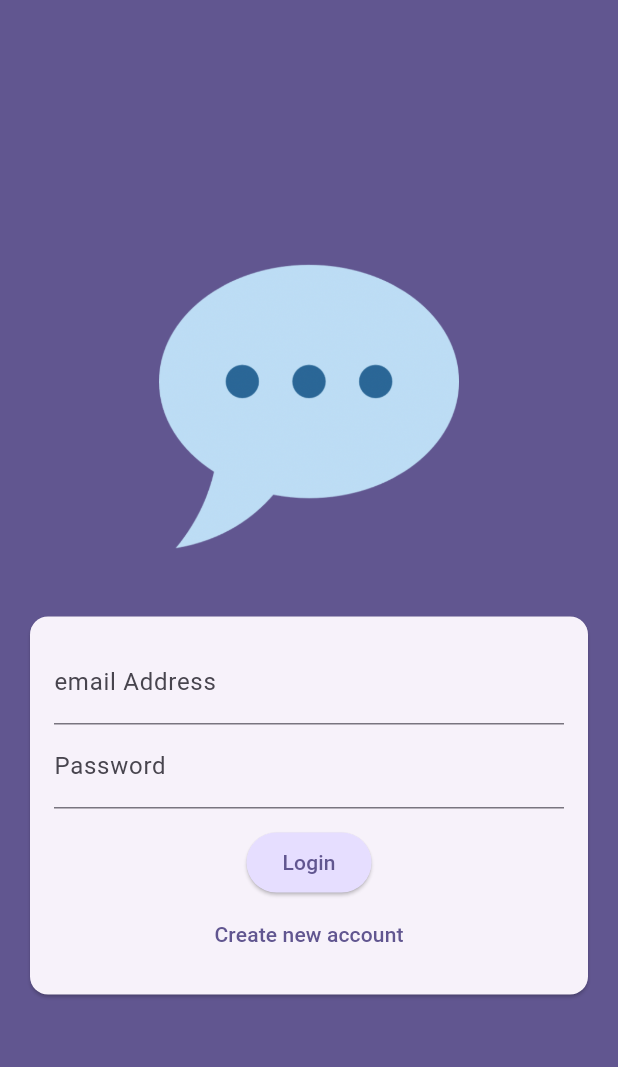
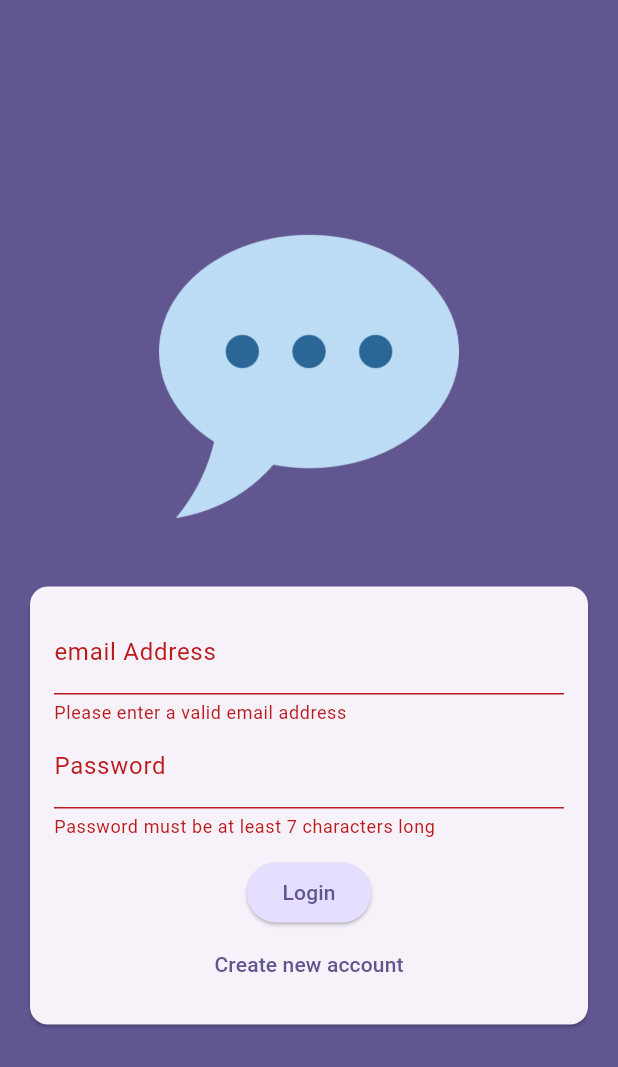
Before and after one commit to YogeshRR/chat_app, a Flutter app: the screen it shows after launch, after a tap on "Login", on a phone screen of 412 x 824 dp. Shown: the top 1067 px of the screen. Run offline on Flutter 3.47's test engine with Material 3 defaults, Android fonts, the phone set to English and light mode, and no system bars.

Commit message:
Validating user input

```diff
--- a/lib/screens/auth_screen.dart
+++ b/lib/screens/auth_screen.dart
@@ -10,6 +10,19 @@ class AuthScreen extends StatefulWidget {
 class _AuthScreenState extends State<AuthScreen> {
   @override
   Widget build(BuildContext context) {
+    var _formKey = GlobalKey<FormState>();
+    var _emailText = '';
+    var _passwordText = '';
+
+    void onSubmit() {
+      final isValid = _formKey.currentState!.validate();
+      if (!isValid) {
+        print(_emailText);
+        print(_passwordText);
+        return;
+      }
+    }
+
     bool isLogin = true;
     return Scaffold(
       backgroundColor: Theme.of(context).colorScheme.primary,
@@ -36,31 +49,50 @@ class _AuthScreenState extends State<AuthScreen> {
                       16,
                     ),
                     child: Form(
+                      key: _formKey,
                       child: Column(
                         mainAxisSize: MainAxisSize.min,
                         children: [
-                          const TextField(
-                            decoration: InputDecoration(
+                          TextFormField(
+                            decoration: const InputDecoration(
                               label: Text('email Address'),
                             ),
                             keyboardType: TextInputType.emailAddress,
                             autocorrect: false,
                             textCapitalization: TextCapitalization.none,
+                            validator: (value) {
+                              if (value == null ||
+                                  value.isEmpty ||
+                                  !value.contains('@')) {
+                                return 'Please enter a valid email address';
+                              }
+                              return null;
+                            },
+                            onSaved: (newValue) => _emailText = newValue!,
                           ),
-                          const TextField(
-                            decoration: InputDecoration(
+                          TextFormField(
+                            decoration: const InputDecoration(
                               label: Text('Password'),
                             ),
                             keyboardType: TextInputType.visiblePassword,
                             autocorrect: false,
                             textCapitalization: TextCapitalization.none,
                             obscureText: true,
+                            validator: (value) {
+                              if (value == null ||
+                                  value.isEmpty ||
+                                  value.length < 7) {
+                                return 'Password must be at least 7 characters long';
+                              }
+                              return null;
+                            },
+                            onSaved: (newValue) => _passwordText = newValue!,
                           ),
                           const SizedBox(
                             height: 12,
                           ),
                           ElevatedButton(
-                            onPressed: () {},
+                            onPressed: onSubmit,
                             style: ElevatedButton.styleFrom(
                               backgroundColor: Theme.of(context)
                                   .colorScheme
```
